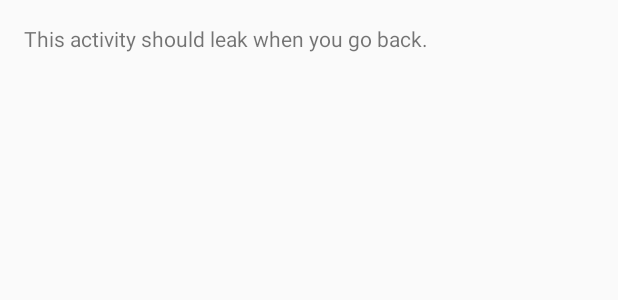
After one commit to dlew/android-subscription-leaks, an Android app: the layout activity_leaking.xml on its own in the app's theme, with its tools: preview values and no code run, on a phone screen of 412 x 824 dp. The commit adds this screen. Shown: the top 300 px of the screen. Run offline under Robolectric (Android 15) with nearby library versions, the phone set to English and light mode, and no system bars.

Commit message:
Added basic framework + LeakingActivity

```diff
--- a/app/build.gradle
+++ b/app/build.gradle
@@ -15,4 +15,8 @@ android {
 
 dependencies {
     compile 'com.android.support:appcompat-v7:22.0.0'
+    compile 'io.reactivex:rxjava:1.0.8'
+    compile 'io.reactivex:rxandroid:0.24.0'
+    compile 'com.jakewharton:butterknife:6.1.0'
+    compile 'com.jakewharton.timber:timber:2.7.1'
 }
--- /dev/null
+++ b/app/src/main/res/layout/activity_leaking.xml
@@ -0,0 +1,17 @@
+<LinearLayout xmlns:android="http://schemas.android.com/apk/res/android"
+    xmlns:tools="http://schemas.android.com/tools"
+    android:layout_width="match_parent"
+    android:layout_height="match_parent"
+    android:orientation="vertical"
+    android:paddingBottom="@dimen/activity_vertical_margin"
+    android:paddingLeft="@dimen/activity_horizontal_margin"
+    android:paddingRight="@dimen/activity_horizontal_margin"
+    android:paddingTop="@dimen/activity_vertical_margin"
+    tools:context=".MainActivity">
+
+    <TextView
+        android:layout_width="match_parent"
+        android:layout_height="wrap_content"
+        android:text="@string/explanation_leak" />
+
+</LinearLayout>
--- a/app/src/main/res/values/strings.xml
+++ b/app/src/main/res/values/strings.xml
@@ -1,3 +1,8 @@
 <resources>
     <string name="app_name">RxSubscriptions</string>
+
+    <string name="explanation">Open the following Activities, then come back to here. If you look in a memory
+        tool, you\'ll see that sometimes the amount of memory goes up - the Activity leaked!</string>
+    <string name="explanation_leak">This activity should leak when you go back.</string>
+    <string name="leaking_subscription">Leaking Subscription</string>
 </resources>
```
Also changed, not shown: app/src/main/AndroidManifest.xml (+10 -4 lines), app/src/main/java/net/danlew/rxsubscriptions/LeakingActivity.java (added, +28 -0 lines), app/src/main/java/net/danlew/rxsubscriptions/MainActivity.java (+10 -0 lines), app/src/main/java/net/danlew/rxsubscriptions/SubscriptionsApplication.java (added, +14 -0 lines), app/src/main/res/layout/activity_main.xml (+21 -2 lines).
